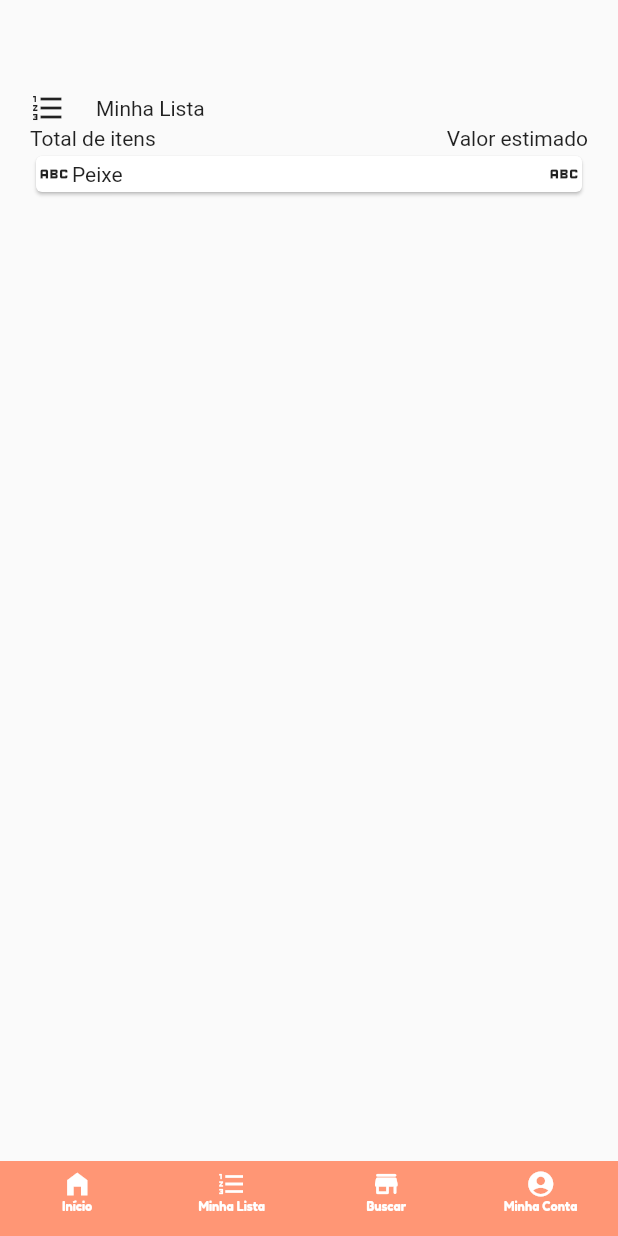
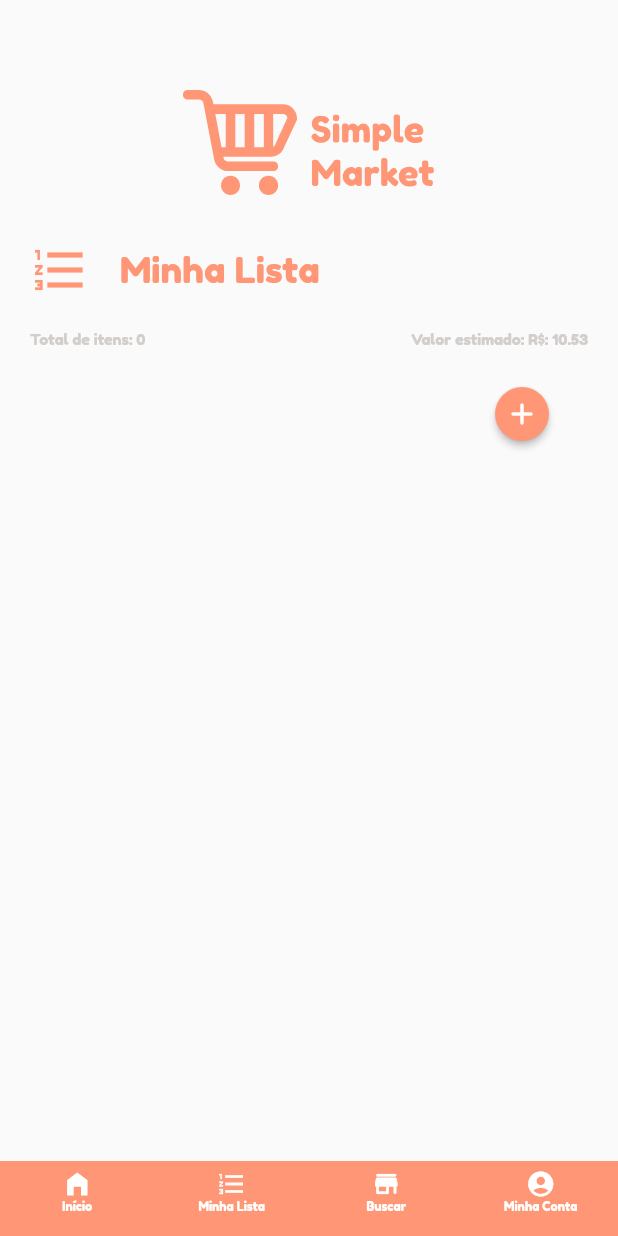
Before and after one commit to FelipeMaced0/simple_market, a Flutter app: the MyList screen opened by its route, on a phone screen of 412 x 824 dp. Run offline on Flutter 3.47's test engine with Material 2 defaults, Android fonts, the phone set to English and light mode, and no system bars; our stand-ins replace flutter_svg.

Commit message:
my_list screen partially done, is possible to add new item to the list

```diff
--- a/lib/main.dart
+++ b/lib/main.dart
@@ -21,9 +21,7 @@ class MyApp extends StatelessWidget {
     return MaterialApp(
       initialRoute: "/",
       theme: ThemeData(
-        textTheme: const TextTheme().apply(
-          fontFamily: "FredokaOne",
-        ),
+        fontFamily: "FredokaOne",
         inputDecorationTheme: InputDecorationTheme(
           suffixIconColor: kBaseOrange,
           focusColor: kBaseOrange,
--- a/lib/screens/home.dart
+++ b/lib/screens/home.dart
@@ -2,6 +2,7 @@ import 'package:flutter/material.dart';
 import 'package:simple_market/constants/text_constants.dart';
 import 'package:simple_market/widgets/card_img.dart';
 import 'package:simple_market/widgets/common_screen.dart';
+import 'package:simple_market/widgets/logo.dart';
 
 class Home extends StatefulWidget {
   const Home({Key? key}) : super(key: key);
@@ -15,6 +16,13 @@ class _HomeState extends State<Home> {
   Widget build(BuildContext context) {
     return CommonScreen(
       children: [
+        const Flexible(
+          flex: 1,
+          child: Logo(
+            assetName: "images/logo.svg",
+            imageColor: Color(0xFFFF9675),
+          ),
+        ),
         Text(
           "Olá User!",
           style: defaultTextStyle.copyWith(
--- a/lib/screens/my_list.dart
+++ b/lib/screens/my_list.dart
@@ -1,5 +1,7 @@
 import 'package:flutter/material.dart';
+import 'package:simple_market/constants/colors.dart';
 import 'package:simple_market/widgets/common_screen.dart';
+import 'package:simple_market/widgets/logo.dart';
 
 class MyList extends StatefulWidget {
   const MyList({Key? key}) : super(key: key);
@@ -9,49 +11,140 @@ class MyList extends StatefulWidget {
 }
 
 class _MyListState extends State<MyList> {
-  @override
-  Widget build(BuildContext context) {
-    return CommonScreen(
-      children: [
-        Row(
-          children: const [
-            Icon(Icons.format_list_numbered),
-            SizedBox(width: 20),
-            Text("Minha Lista"),
-          ],
-        ),
-        Row(
-          mainAxisAlignment: MainAxisAlignment.spaceBetween,
-          children: const [
-            Text("Total de itens"),
-            Text("Valor estimado"),
-          ],
-        ),
-        ListView(
-          shrinkWrap: true,
-          children: [
+  int _totalItens = 0;
+  double _totalValue = 10.53;
+  List<Widget> _products = [];
+
+  void addProduct() {
+    _products = [
+      ..._products,
       Card(
+        key: UniqueKey(),
+        child: Container(
+          padding: const EdgeInsets.all(10),
           child: Row(
             mainAxisSize: MainAxisSize.max,
             mainAxisAlignment: MainAxisAlignment.spaceBetween,
             children: [
               Row(
-                    children: const [
-                      Icon(Icons.abc),
-                      Text("Peixe"),
+                children: [
+                  Container(
+                    margin: const EdgeInsets.only(right: 20),
+                    child: const Icon(Icons.abc),
+                  ),
+                  const Text("Peixe"),
                 ],
               ),
               Row(
                 mainAxisAlignment: MainAxisAlignment.end,
-                    children: const [
-                      Icon(Icons.abc),
+                children: [
+                  InkWell(
+                    child: const Icon(
+                      Icons.delete_outline_rounded,
+                    ),
+                    onTap: () {},
+                  ),
                 ],
               )
             ],
           ),
         ),
+      )
+    ];
+  }
+
+  @override
+  Widget build(BuildContext context) {
+    return CommonScreen(
+      crossAxisAlignment: CrossAxisAlignment.center,
+      children: [
+        Flexible(
+          flex: 1,
+          child: Container(
+            margin: const EdgeInsets.only(bottom: 10),
+            child: const Logo(
+              assetName: "images/logo.svg",
+              imageColor: Color(0xFFFF9675),
+            ),
+          ),
+        ),
+        Flexible(
+          flex: 1,
+          child: Container(
+            margin: const EdgeInsets.only(bottom: 20, top: 20),
+            child: Row(
+              children: const [
+                Icon(
+                  Icons.format_list_numbered,
+                  color: kLightOrange,
+                  size: 40,
+                ),
+                SizedBox(width: 20),
+                Text(
+                  "Minha Lista",
+                  style: TextStyle(
+                    color: kLightOrange,
+                    fontSize: 24,
+                  ),
+                ),
               ],
             ),
+          ),
+        ),
+        Flexible(
+          flex: 1,
+          child: Container(
+            margin: const EdgeInsets.only(bottom: 20),
+            child: Row(
+              mainAxisAlignment: MainAxisAlignment.spaceBetween,
+              children: [
+                Text(
+                  "Total de itens: $_totalItens",
+                  style: const TextStyle(
+                    color: kBaseGrey,
+                    fontSize: 10,
+                  ),
+                ),
+                Text(
+                  "Valor estimado: R\$: $_totalValue",
+                  style: const TextStyle(
+                    color: kBaseGrey,
+                    fontSize: 10,
+                  ),
+                ),
+              ],
+            ),
+          ),
+        ),
+        Flexible(
+          flex: 4,
+          child: ListView(
+            shrinkWrap: true,
+            children: _products,
+          ),
+        ),
+        Flexible(
+            flex: 0,
+            child: Row(
+              mainAxisSize: MainAxisSize.max,
+              mainAxisAlignment: MainAxisAlignment.end,
+              children: [
+                MaterialButton(
+                  color: kLightOrange,
+                  shape: const CircleBorder(),
+                  onPressed: () {
+                    setState(() {
+                      _totalItens += 1;
+                      addProduct();
+                    });
+                  },
+                  child: const Icon(
+                    Icons.add_rounded,
+                    color: kWhite,
+                  ),
+                ),
+              ],
+            )),
       ],
     );
   }
```
Lines whose indentation alone changed are shown as unchanged.
